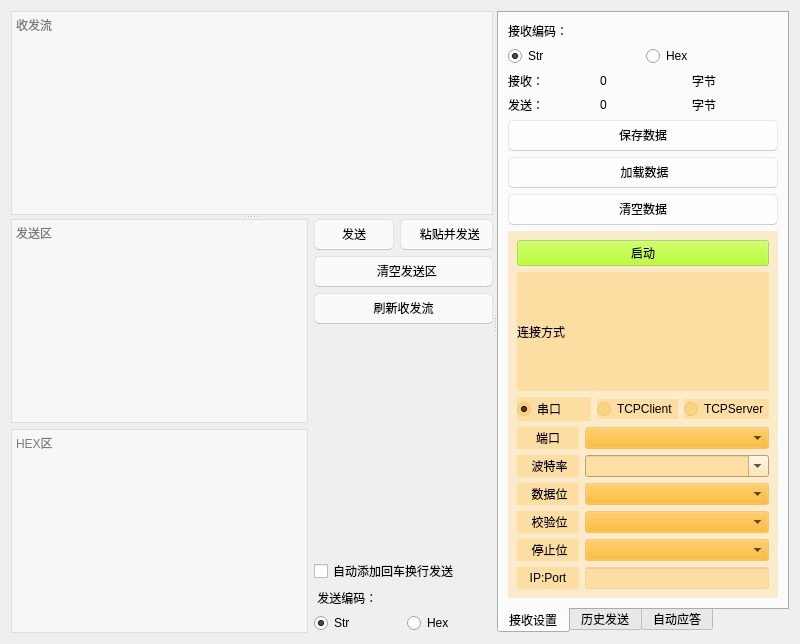
Old version of the form components/ComTool/comtool.ui in the repository xutongxin1/WirelessMonitor.
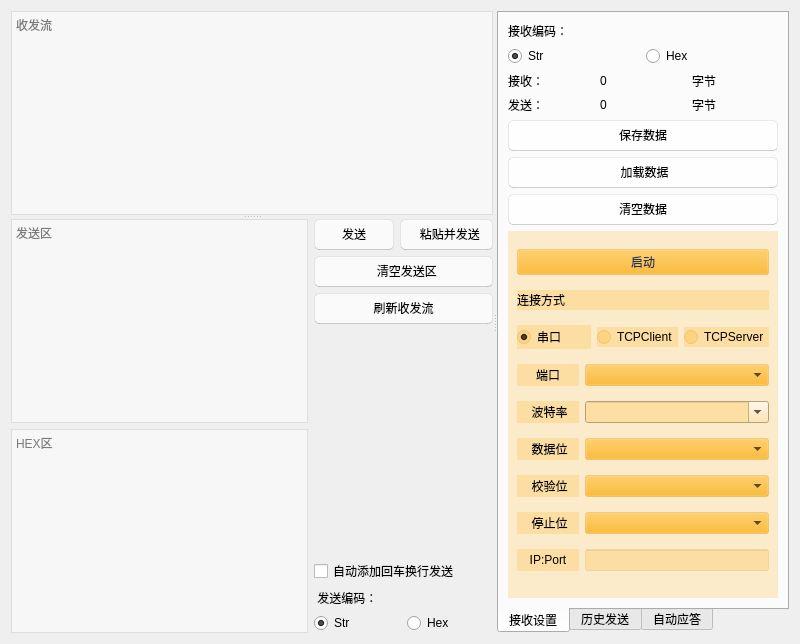
New version of the form. Custom widgets are drawn as their Qt base class.

The edit to the form file:
```diff
--- a/components/ComTool/comtool.ui
+++ b/components/ComTool/comtool.ui
@@ -647,7 +647,7 @@
               <item>
                <widget class="QtMaterialRaisedButton" name="StartTool">
                 <property name="styleSheet">
-                 <string notr="true">background-color: rgba(170, 255, 0, 125);
+                 <string notr="true">color: rgb(27, 54, 92);
 </string>
                 </property>
                 <property name="text">
@@ -657,6 +657,18 @@
               </item>
               <item>
                <widget class="QLabel" name="label_9">
+                <property name="minimumSize">
+                 <size>
+                  <width>0</width>
+                  <height>20</height>
+                 </size>
+                </property>
+                <property name="maximumSize">
+                 <size>
+                  <width>16777215</width>
+                  <height>20</height>
+                 </size>
+                </property>
                 <property name="text">
                  <string>连接方式</string>
                 </property>
```
